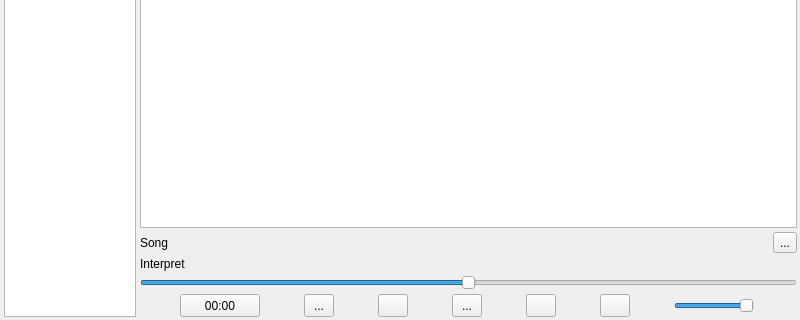
This is mainwindow.ui in mishale/MP3Player-Qt as Qt 5 draws it before an edit; both pictures show x 0 to 800 and y 280 to 600 of the 800 by 600 pixel window. The edited form follows.
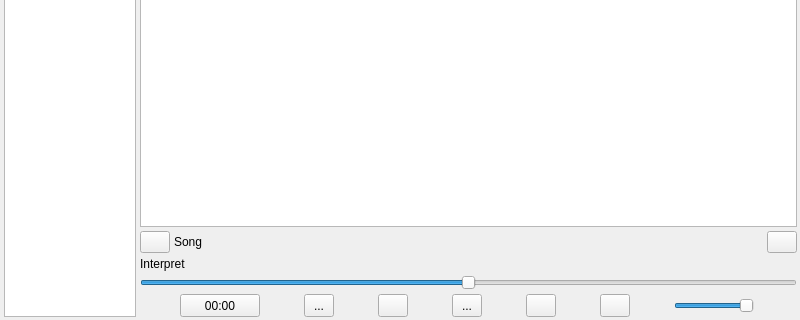
This is the edited form. Icons and pictures are not drawn.

```diff
--- a/mainwindow.ui
+++ b/mainwindow.ui
@@ -99,6 +99,22 @@
        </item>
        <item>
         <layout class="QHBoxLayout" name="horizontalLayout">
+         <property name="sizeConstraint">
+          <enum>QLayout::SizeConstraint::SetMinimumSize</enum>
+         </property>
+         <item>
+          <widget class="QPushButton" name="PlaceHolder_1">
+           <property name="maximumSize">
+            <size>
+             <width>30</width>
+             <height>30</height>
+            </size>
+           </property>
+           <property name="text">
+            <string/>
+           </property>
+          </widget>
+         </item>
          <item>
           <widget class="QLabel" name="songTitle">
            <property name="text">
@@ -107,9 +123,15 @@
           </widget>
          </item>
          <item>
-          <widget class="QToolButton" name="miniPlayerBtn">
+          <widget class="QPushButton" name="miniPlayerBtn">
+           <property name="maximumSize">
+            <size>
+             <width>30</width>
+             <height>30</height>
+            </size>
+           </property>
            <property name="text">
-            <string>...</string>
+            <string/>
            </property>
           </widget>
          </item>
```
